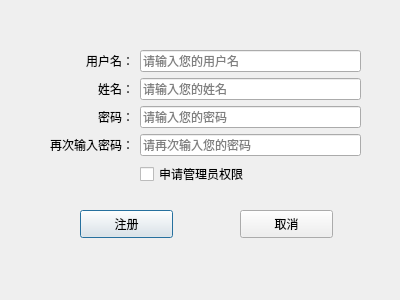
This is Ticket/signupdialog.ui in idy002/ticket as Qt 5 draws it before an edit. The edited form follows.
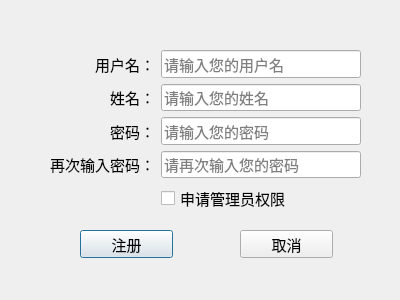
This is the edited form.

Patch:
```diff
--- a/Ticket/signupdialog.ui
+++ b/Ticket/signupdialog.ui
@@ -29,11 +29,17 @@
    <property name="geometry">
     <rect>
      <x>80</x>
-     <y>210</y>
+     <y>230</y>
      <width>93</width>
      <height>28</height>
     </rect>
    </property>
+   <property name="font">
+    <font>
+     <family>华文楷体</family>
+     <pointsize>11</pointsize>
+    </font>
+   </property>
    <property name="text">
     <string>注册</string>
    </property>
@@ -42,30 +48,48 @@
    <property name="geometry">
     <rect>
      <x>240</x>
-     <y>210</y>
+     <y>230</y>
      <width>93</width>
      <height>28</height>
     </rect>
    </property>
+   <property name="font">
+    <font>
+     <family>华文楷体</family>
+     <pointsize>11</pointsize>
+    </font>
+   </property>
    <property name="text">
     <string>取消</string>
    </property>
   </widget>
-  <widget class="QWidget" name="">
+  <widget class="QWidget" name="layoutWidget">
    <property name="geometry">
     <rect>
      <x>50</x>
      <y>50</y>
      <width>311</width>
-     <height>141</height>
+     <height>162</height>
     </rect>
    </property>
+   <property name="font">
+    <font>
+     <family>华文楷体</family>
+     <pointsize>11</pointsize>
+    </font>
+   </property>
    <layout class="QFormLayout" name="formLayout">
     <property name="labelAlignment">
      <set>Qt::AlignRight|Qt::AlignTrailing|Qt::AlignVCenter</set>
     </property>
     <item row="0" column="0">
      <widget class="QLabel" name="label">
+      <property name="font">
+       <font>
+        <family>华文楷体</family>
+        <pointsize>11</pointsize>
+       </font>
+      </property>
       <property name="text">
        <string>用户名：</string>
       </property>
@@ -76,6 +100,12 @@
     </item>
     <item row="0" column="1">
      <widget class="QLineEdit" name="idLineEdit">
+      <property name="font">
+       <font>
+        <family>华文楷体</family>
+        <pointsize>11</pointsize>
+       </font>
+      </property>
       <property name="placeholderText">
        <string>请输入您的用户名</string>
       </property>
@@ -83,6 +113,12 @@
     </item>
     <item row="1" column="0">
      <widget class="QLabel" name="label_2">
+      <property name="font">
+       <font>
+        <family>华文楷体</family>
+        <pointsize>11</pointsize>
+       </font>
+      </property>
       <property name="text">
        <string>姓名：</string>
       </property>
@@ -93,6 +129,12 @@
     </item>
     <item row="1" column="1">
      <widget class="QLineEdit" name="nameLineEdit">
+      <property name="font">
+       <font>
+        <family>华文楷体</family>
+        <pointsize>11</pointsize>
+       </font>
+      </property>
       <property name="placeholderText">
        <string>请输入您的姓名</string>
       </property>
@@ -100,6 +142,12 @@
     </item>
     <item row="2" column="0">
      <widget class="QLabel" name="label_3">
+      <property name="font">
+       <font>
+        <family>华文楷体</family>
+        <pointsize>11</pointsize>
+       </font>
+      </property>
       <property name="text">
        <string>密码：</string>
       </property>
@@ -110,6 +158,12 @@
     </item>
     <item row="2" column="1">
      <widget class="QLineEdit" name="pwdLineEdit">
+      <property name="font">
+       <font>
+        <family>华文楷体</family>
+        <pointsize>11</pointsize>
+       </font>
+      </property>
       <property name="echoMode">
        <enum>QLineEdit::Password</enum>
       </property>
@@ -120,6 +174,12 @@
     </item>
     <item row="3" column="0">
      <widget class="QLabel" name="label_4">
+      <property name="font">
+       <font>
+        <family>华文楷体</family>
+        <pointsize>11</pointsize>
+       </font>
+      </property>
       <property name="text">
        <string>再次输入密码：</string>
       </property>
@@ -130,6 +190,12 @@
     </item>
     <item row="3" column="1">
      <widget class="QLineEdit" name="repwdLineEdit">
+      <property name="font">
+       <font>
+        <family>华文楷体</family>
+        <pointsize>11</pointsize>
+       </font>
+      </property>
       <property name="echoMode">
        <enum>QLineEdit::Password</enum>
       </property>
@@ -140,6 +206,12 @@
     </item>
     <item row="4" column="1">
      <widget class="QCheckBox" name="managerCheckBox">
+      <property name="font">
+       <font>
+        <family>华文楷体</family>
+        <pointsize>11</pointsize>
+       </font>
+      </property>
       <property name="text">
        <string>申请管理员权限</string>
       </property>
```
